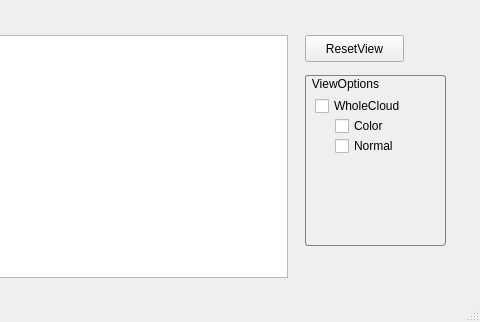
The window that mainwindow.ui (goodgodgd/PointCloudApps) describes before a commit, drawn with Qt 5; both pictures show x 385 to 865 and y 522 to 844 of the 865 by 844 pixel window.
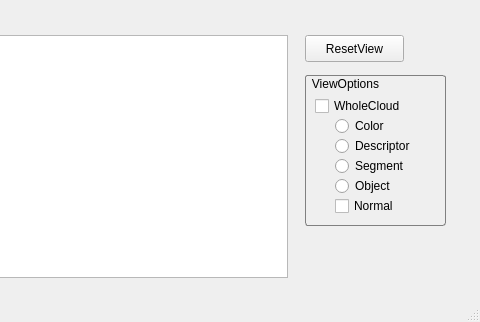
The same window after the commit.

Commit message: descriptor computed by GPU and visualize the result

Diff of the .ui file:
```diff
--- a/mainwindow.ui
+++ b/mainwindow.ui
@@ -93,7 +93,7 @@
       <x>690</x>
       <y>580</y>
       <width>141</width>
-      <height>171</height>
+      <height>151</height>
      </rect>
     </property>
     <property name="styleSheet">
@@ -123,12 +123,25 @@
       <string>WholeCloud</string>
      </property>
     </widget>
-    <widget class="QCheckBox" name="checkBox_color">
+    <widget class="QCheckBox" name="checkBox_normal">
+     <property name="geometry">
+      <rect>
+       <x>30</x>
+       <y>120</y>
+       <width>101</width>
+       <height>22</height>
+      </rect>
+     </property>
+     <property name="text">
+      <string>Normal</string>
+     </property>
+    </widget>
+    <widget class="QRadioButton" name="radioButton_view_color">
      <property name="geometry">
       <rect>
        <x>30</x>
        <y>40</y>
-       <width>101</width>
+       <width>91</width>
        <height>22</height>
       </rect>
      </property>
@@ -136,7 +149,7 @@
       <string>Color</string>
      </property>
     </widget>
-    <widget class="QCheckBox" name="checkBox_normal">
+    <widget class="QRadioButton" name="radioButton_view_descriptor">
      <property name="geometry">
       <rect>
        <x>30</x>
@@ -146,7 +159,33 @@
       </rect>
      </property>
      <property name="text">
-      <string>Normal</string>
+      <string>Descriptor</string>
+     </property>
+    </widget>
+    <widget class="QRadioButton" name="radioButton_view_segment">
+     <property name="geometry">
+      <rect>
+       <x>30</x>
+       <y>80</y>
+       <width>101</width>
+       <height>22</height>
+      </rect>
+     </property>
+     <property name="text">
+      <string>Segment</string>
+     </property>
+    </widget>
+    <widget class="QRadioButton" name="radioButton_view_object">
+     <property name="geometry">
+      <rect>
+       <x>30</x>
+       <y>100</y>
+       <width>101</width>
+       <height>22</height>
+      </rect>
+     </property>
+     <property name="text">
+      <string>Object</string>
      </property>
     </widget>
    </widget>
```
The commit also changes 24 other files.
